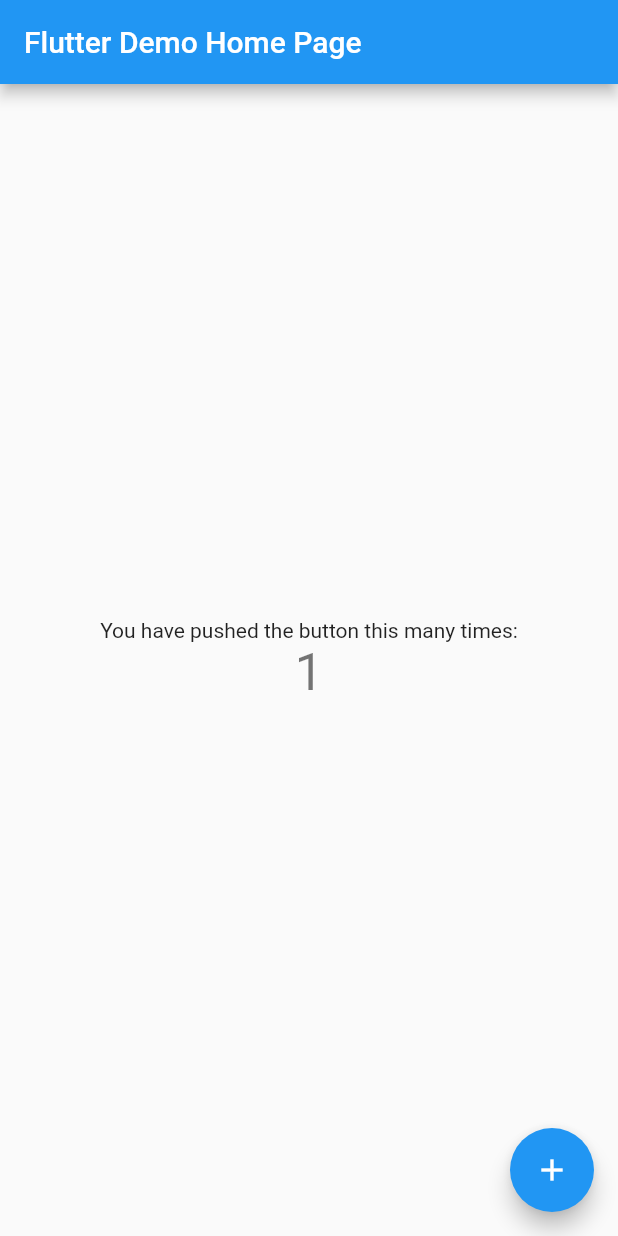
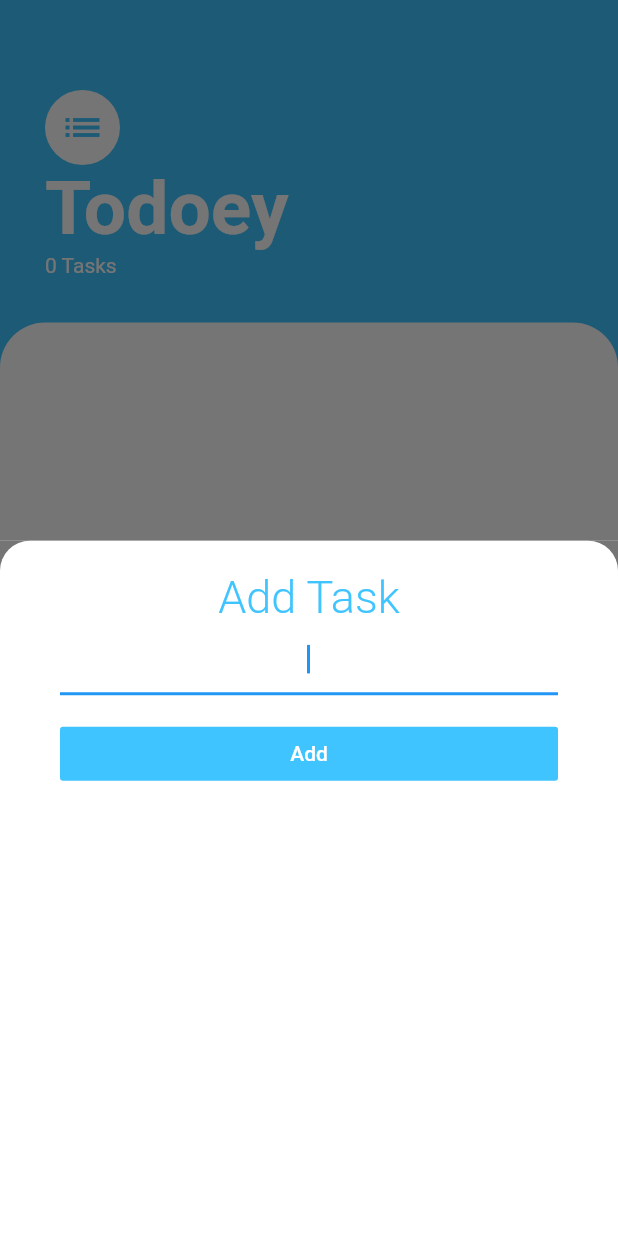
Before and after one commit to md-weber/todo_flutter, a Flutter app: the screen it shows after launch, after a tap on the "add" icon, on a phone screen of 412 x 824 dp. Run offline on Flutter 3.47's test engine with Material 2 defaults, Android fonts, the light colour scheme and no system bars.

Commit message:
created a todolist app

```diff
--- a/lib/main.dart
+++ b/lib/main.dart
@@ -1,110 +1,15 @@
 import 'package:flutter/material.dart';
+import 'package:todo_flutter/screens/tasks_screen.dart';
 
 void main() => runApp(MyApp());
 
 class MyApp extends StatelessWidget {
-  // This widget is the root of your application.
   @override
   Widget build(BuildContext context) {
     return MaterialApp(
-      title: 'Flutter Demo',
-      theme: ThemeData(
-        // This is the theme of your application.
-        //
-        // Try running your application with "flutter run". You'll see the
-        // application has a blue toolbar. Then, without quitting the app, try
-        // changing the primarySwatch below to Colors.green and then invoke
-        // "hot reload" (press "r" in the console where you ran "flutter run",
-        // or simply save your changes to "hot reload" in a Flutter IDE).
-        // Notice that the counter didn't reset back to zero; the application
-        // is not restarted.
+      home: Container(
+        child: TasksScreen(),
       ),
-      home: MyHomePage(title: 'Flutter Demo Home Page'),
     );
   }
 }
-
-class MyHomePage extends StatefulWidget {
-  MyHomePage({Key key, this.title}) : super(key: key);
-
-  // This widget is the home page of your application. It is stateful, meaning
-  // that it has a State object (defined below) that contains fields that affect
-  // how it looks.
-
-  // This class is the configuration for the state. It holds the values (in this
-  // case the title) provided by the parent (in this case the App widget) and
-  // used by the build method of the State. Fields in a Widget subclass are
-  // always marked "final".
-
-  final String title;
-
-  @override
-  _MyHomePageState createState() => _MyHomePageState();
-}
-
-class _MyHomePageState extends State<MyHomePage> {
-  int _counter = 0;
-
-  void _incrementCounter() {
-    setState(() {
-      // This call to setState tells the Flutter framework that something has
-      // changed in this State, which causes it to rerun the build method below
-      // so that the display can reflect the updated values. If we changed
-      // _counter without calling setState(), then the build method would not be
-      // called again, and so nothing would appear to happen.
-      _counter++;
-    });
-  }
-
-  @override
-  Widget build(BuildContext context) {
-    // This method is rerun every time setState is called, for instance as done
-    // by the _incrementCounter method above.
-    //
-    // The Flutter framework has been optimized to make rerunning build methods
-    // fast, so that you can just rebuild anything that needs updating rather
-    // than having to individually change instances of widgets.
-    return Scaffold(
-      appBar: AppBar(
-        // Here we take the value from the MyHomePage object that was created by
-        // the App.build method, and use it to set our appbar title.
-        title: Text(widget.title),
-      ),
-      body: Center(
-        // Center is a layout widget. It takes a single child and positions it
-        // in the middle of the parent.
-        child: Column(
-          // Column is also a layout widget. It takes a list of children and
-          // arranges them vertically. By default, it sizes itself to fit its
-          // children horizontally, and tries to be as tall as its parent.
-          //
-          // Invoke "debug painting" (press "p" in the console, choose the
-          // "Toggle Debug Paint" action from the Flutter Inspector in Android
-          // Studio, or the "Toggle Debug Paint" command in Visual Studio Code)
-          // to see the wireframe for each widget.
-          //
-          // Column has various properties to control how it sizes itself and
-          // how it positions its children. Here we use mainAxisAlignment to
-          // center the children vertically; the main axis here is the vertical
-          // axis because Columns are vertical (the cross axis would be
-          // horizontal).
-          mainAxisAlignment: MainAxisAlignment.center,
-          children: <Widget>[
-            Text(
-              'You have pushed the button this many times:',
-            ),
-            Text(
-              '$_counter',
-              style: Theme.of(context).textTheme.display1,
-            ),
-          ],
-        ),
-      ),
-      floatingActionButton: FloatingActionButton(
-        onPressed: _incrementCounter,
-        tooltip: 'Increment',
-        child: Icon(Icons.add),
-      ), // This trailing comma makes auto-formatting nicer for build methods.
-    );
-  }
-}
--- /dev/null
+++ b/lib/screens/add_task_screen.dart
@@ -0,0 +1,65 @@
+import 'package:flutter/material.dart';
+import 'package:todo_flutter/models/task.dart';
+
+class AddTaskScreen extends StatelessWidget {
+  final Function onAddTask;
+
+  const AddTaskScreen({Key key, this.onAddTask}) : super(key: key);
+
+  @override
+  Widget build(BuildContext context) {
+    String newTaskName = "";
+
+    return Container(
+      color: Color(0xFF757575),
+      child: Container(
+        padding: EdgeInsets.symmetric(
+          horizontal: 40.0,
+          vertical: 20.0,
+        ),
+        decoration: BoxDecoration(
+          color: Colors.white,
+          borderRadius: BorderRadius.only(
+            topLeft: Radius.circular(20.0),
+            topRight: Radius.circular(20.0),
+          ),
+        ),
+        child: Column(
+          crossAxisAlignment: CrossAxisAlignment.stretch,
+          children: <Widget>[
+            Text(
+              "Add Task",
+              textAlign: TextAlign.center,
+              style: TextStyle(
+                fontSize: 30.0,
+                color: Colors.lightBlueAccent,
+                fontWeight: FontWeight.w300,
+              ),
+            ),
+            TextField(
+              textAlign: TextAlign.center,
+              autofocus: true,
+              onChanged: (newValue) {
+                newTaskName = newValue;
+              },
+            ),
+            SizedBox(
+              height: 15.0,
+            ),
+            FlatButton(
+              color: Colors.lightBlueAccent,
+              onPressed: () {
+                Task task = Task(name: newTaskName);
+                onAddTask(task);
+              },
+              child: Text(
+                "Add",
+                style: TextStyle(color: Colors.white),
+              ),
+            ),
+          ],
+        ),
+      ),
+    );
+  }
+}
--- /dev/null
+++ b/lib/screens/tasks_screen.dart
@@ -0,0 +1,90 @@
+import 'dart:io';
+
+import 'package:flutter/material.dart';
+import 'package:todo_flutter/models/task.dart';
+import 'package:todo_flutter/screens/add_task_screen.dart';
+import 'package:todo_flutter/widgets/tasks_list.dart';
+
+class TasksScreen extends StatefulWidget {
+  @override
+  _TasksScreenState createState() => _TasksScreenState();
+}
+
+class _TasksScreenState extends State<TasksScreen> {
+  List<Task> taskList = [];
+
+  @override
+  Widget build(BuildContext context) {
+    return Scaffold(
+      floatingActionButton: FloatingActionButton(
+        child: Icon(Icons.add),
+        onPressed: () {
+          showModalBottomSheet(
+            context: context,
+            builder: (context) => AddTaskScreen(
+              onAddTask: (Task task) {
+                setState(() {
+                  taskList.add(task);
+                  Navigator.pop(context);
+                });
+              },
+            ),
+          );
+        },
+      ),
+      backgroundColor: Colors.lightBlueAccent,
+      body: Column(
+        crossAxisAlignment: CrossAxisAlignment.start,
+        children: <Widget>[
+          Container(
+            padding: EdgeInsets.only(
+                top: 60.0, right: 30.0, left: 30.0, bottom: 30.0),
+            child: Column(
+              crossAxisAlignment: CrossAxisAlignment.start,
+              children: <Widget>[
+                CircleAvatar(
+                  child: Icon(
+                    Icons.list,
+                    color: Colors.lightBlueAccent,
+                    size: 30.0,
+                  ),
+                  backgroundColor: Colors.white,
+                  radius: 25.0,
+                ),
+                Text(
+                  "Todoey",
+                  style: TextStyle(
+                    fontSize: 50.0,
+                    color: Colors.white,
+                    fontWeight: FontWeight.w700,
+                  ),
+                ),
+                Text(
+                  "${taskList.length} Tasks",
+                  style: TextStyle(
+                    color: Colors.white,
+                  ),
+                )
+              ],
+            ),
+          ),
+          Expanded(
+            child: Container(
+              padding: EdgeInsets.symmetric(horizontal: 20.0),
+              decoration: BoxDecoration(
+                color: Colors.white,
+                borderRadius: BorderRadius.only(
+                  topLeft: Radius.circular(30.0),
+                  topRight: Radius.circular(30.0),
+                ),
+              ),
+              child: TasksList(
+                taskList: taskList,
+              ),
+            ),
+          )
+        ],
+      ),
+    );
+  }
+}
--- /dev/null
+++ b/lib/widgets/task_tile.dart
@@ -0,0 +1,29 @@
+import 'package:flutter/material.dart';
+import 'package:todo_flutter/models/task.dart';
+
+class TaskTile extends StatelessWidget {
+  final Task task;
+  final Function onChanged;
+
+  const TaskTile({Key key, this.task, this.onChanged}) : super(key: key);
+
+  @override
+  Widget build(BuildContext context) {
+    return ListTile(
+      onTap: () {
+        onChanged(false);
+      },
+      title: Text(
+        task.name,
+        style: TextStyle(
+          decoration: task.isDone ? TextDecoration.lineThrough : null,
+        ),
+      ),
+      trailing: Checkbox(
+        value: task.isDone,
+        activeColor: Colors.lightBlueAccent,
+        onChanged: onChanged,
+      ),
+    );
+  }
+}
--- /dev/null
+++ b/lib/widgets/tasks_list.dart
@@ -0,0 +1,33 @@
+import 'package:flutter/material.dart';
+import 'package:todo_flutter/models/task.dart';
+import 'package:todo_flutter/widgets/task_tile.dart';
+
+class TasksList extends StatefulWidget {
+  final List<Task> taskList;
+
+  const TasksList({
+    Key key,
+    this.taskList = const [],
+  }) : super(key: key);
+
+  @override
+  _TasksListState createState() => _TasksListState();
+}
+
+class _TasksListState extends State<TasksList> {
+  @override
+  Widget build(BuildContext context) {
+    return ListView.builder(
+      itemBuilder: (BuildContext context, int index) {
+        return TaskTile(
+            task: widget.taskList[index],
+            onChanged: (bool newValue) {
+              setState(() {
+                widget.taskList[index].toggleDone();
+              });
+            });
+      },
+      itemCount: widget.taskList.length,
+    );
+  }
+}
```
